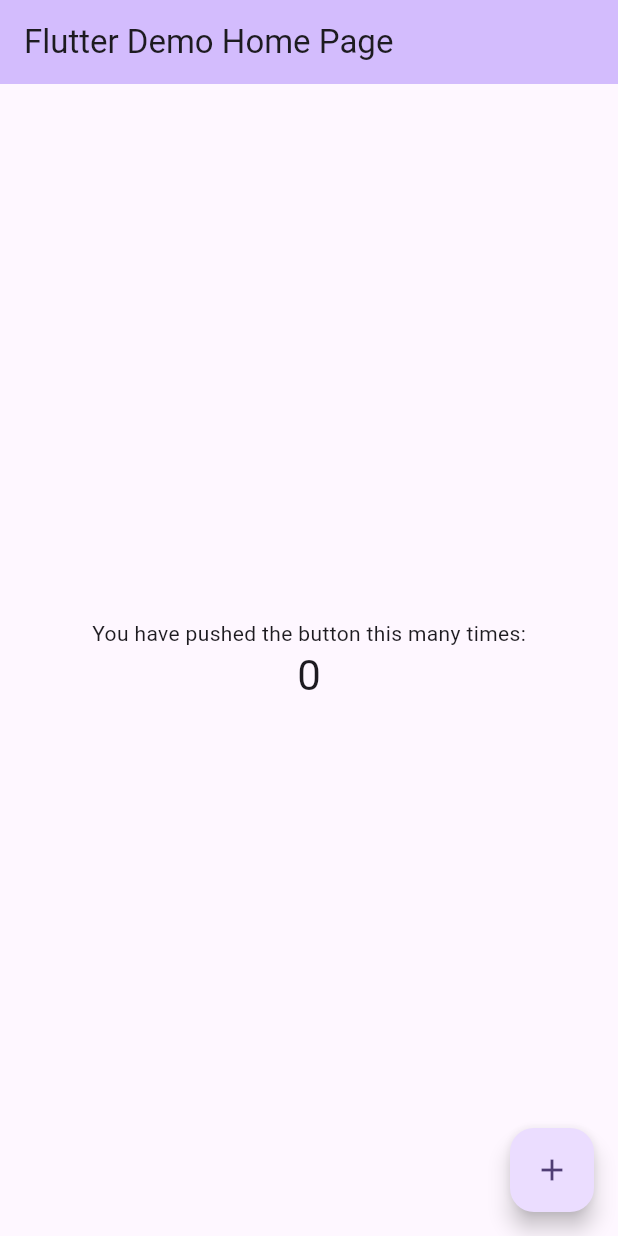
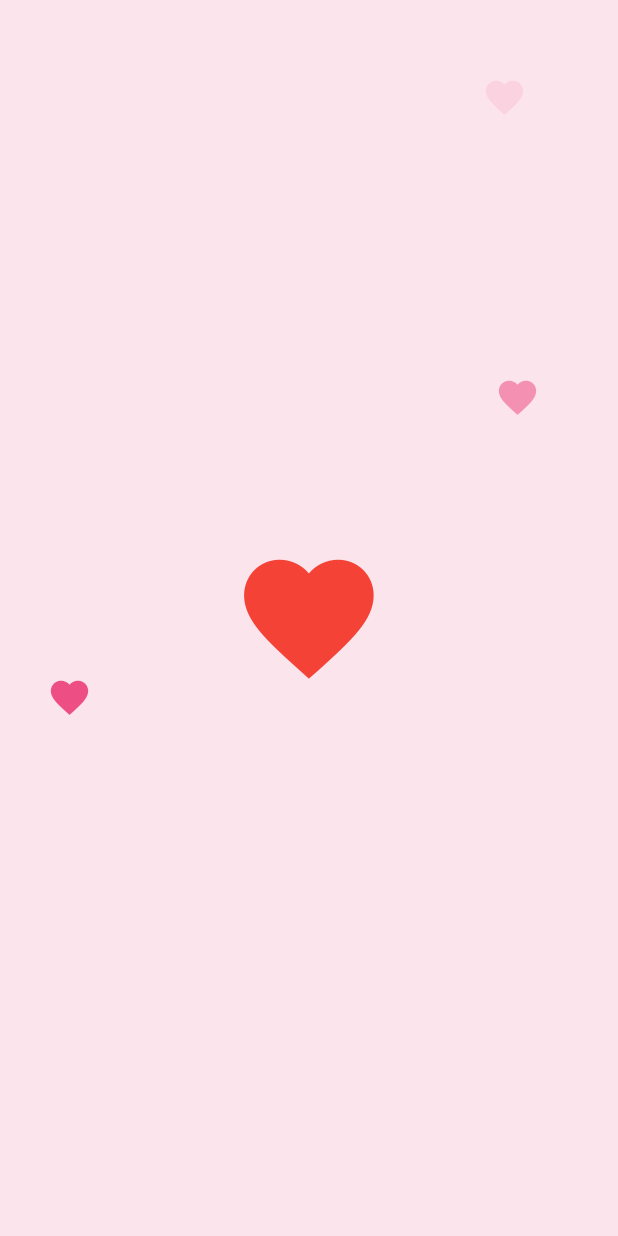
Before and after one commit to nuhs101/animated_heartbeat_app, a Flutter app: the screen it shows after launch, on a phone screen of 412 x 824 dp. Run offline on Flutter 3.47's test engine with Material 3 defaults, Android fonts, the phone set to English and light mode, and no system bars.

Commit message:
animation

```diff
--- a/lib/main.dart
+++ b/lib/main.dart
@@ -1,125 +1,146 @@
 import 'package:flutter/material.dart';
+import 'dart:async';
+import 'dart:math';
 
 void main() {
-  runApp(const MyApp());
+  runApp(HeartBeatApp());
 }
 
-class MyApp extends StatelessWidget {
-  const MyApp({super.key});
+class HeartBeatApp extends StatelessWidget {
+  const HeartBeatApp({super.key});
 
-  // This widget is the root of your application.
   @override
   Widget build(BuildContext context) {
     return MaterialApp(
-      title: 'Flutter Demo',
-      theme: ThemeData(
-        // This is the theme of your application.
-        //
-        // TRY THIS: Try running your application with "flutter run". You'll see
-        // the application has a purple toolbar. Then, without quitting the app,
-        // try changing the seedColor in the colorScheme below to Colors.green
-        // and then invoke "hot reload" (save your changes or press the "hot
-        // reload" button in a Flutter-supported IDE, or press "r" if you used
-        // the command line to start the app).
-        //
-        // Notice that the counter didn't reset back to zero; the application
-        // state is not lost during the reload. To reset the state, use hot
-        // restart instead.
-        //
-        // This works for code too, not just values: Most code changes can be
-        // tested with just a hot reload.
-        colorScheme: ColorScheme.fromSeed(seedColor: Colors.deepPurple),
-        useMaterial3: true,
-      ),
-      home: const MyHomePage(title: 'Flutter Demo Home Page'),
+      debugShowCheckedModeBanner: false,
+      home: HeartbeatScreen(),
     );
   }
 }
 
-class MyHomePage extends StatefulWidget {
-  const MyHomePage({super.key, required this.title});
-
-  // This widget is the home page of your application. It is stateful, meaning
-  // that it has a State object (defined below) that contains fields that affect
-  // how it looks.
-
-  // This class is the configuration for the state. It holds the values (in this
-  // case the title) provided by the parent (in this case the App widget) and
-  // used by the build method of the State. Fields in a Widget subclass are
-  // always marked "final".
-
-  final String title;
+class HeartbeatScreen extends StatefulWidget {
+  const HeartbeatScreen({super.key});
 
   @override
-  State<MyHomePage> createState() => _MyHomePageState();
+  State<HeartbeatScreen> createState() => _HeartbeatScreenState();
 }
 
-class _MyHomePageState extends State<MyHomePage> {
-  int _counter = 0;
+class _HeartbeatScreenState extends State<HeartbeatScreen>
+    with SingleTickerProviderStateMixin {
+  late AnimationController _controller;
+  late Animation<double> _scaleAnimation;
+  final Random _random = Random();
+  final List<Offset> _balloons = [];
 
-  void _incrementCounter() {
-    setState(() {
-      // This call to setState tells the Flutter framework that something has
-      // changed in this State, which causes it to rerun the build method below
-      // so that the display can reflect the updated values. If we changed
-      // _counter without calling setState(), then the build method would not be
-      // called again, and so nothing would appear to happen.
-      _counter++;
+  @override
+  void initState() {
+    super.initState();
+    _controller = AnimationController(
+      vsync: this,
+      duration: Duration(milliseconds: 800),
+    )..repeat(reverse: true);
+
+    _scaleAnimation = Tween<double>(begin: 1.0, end: 1.3).animate(
+      CurvedAnimation(parent: _controller, curve: Curves.easeInOut),
+    );
+
+    Timer.periodic(Duration(seconds: 1), (timer) {
+      setState(() {
+        _balloons.add(
+          Offset(_random.nextDouble() * 400, 600),
+        );
+      });
     });
   }
 
   @override
+  void dispose() {
+    _controller.dispose();
+    super.dispose();
+  }
+
+  @override
   Widget build(BuildContext context) {
-    // This method is rerun every time setState is called, for instance as done
-    // by the _incrementCounter method above.
-    //
-    // The Flutter framework has been optimized to make rerunning build methods
-    // fast, so that you can just rebuild anything that needs updating rather
-    // than having to individually change instances of widgets.
     return Scaffold(
-      appBar: AppBar(
-        // TRY THIS: Try changing the color here to a specific color (to
-        // Colors.amber, perhaps?) and trigger a hot reload to see the AppBar
-        // change color while the other colors stay the same.
-        backgroundColor: Theme.of(context).colorScheme.inversePrimary,
-        // Here we take the value from the MyHomePage object that was created by
-        // the App.build method, and use it to set our appbar title.
-        title: Text(widget.title),
+      backgroundColor: Colors.pink.shade50,
+      body: Stack(
+        children: [
+          Center(
+            child: AnimatedBuilder(
+              animation: _scaleAnimation,
+              builder: (context, child) {
+                return Transform.scale(
+                  scale: _scaleAnimation.value,
+                  child: Icon(
+                    Icons.favorite,
+                    color: Colors.red,
+                    size: 100,
+                  ),
+                );
+              },
+            ),
+          ),
+          ..._balloons.map((position) => AnimatedBalloon(position)),
+        ],
       ),
-      body: Center(
-        // Center is a layout widget. It takes a single child and positions it
-        // in the middle of the parent.
-        child: Column(
-          // Column is also a layout widget. It takes a list of children and
-          // arranges them vertically. By default, it sizes itself to fit its
-          // children horizontally, and tries to be as tall as its parent.
-          //
-          // Column has various properties to control how it sizes itself and
-          // how it positions its children. Here we use mainAxisAlignment to
-          // center the children vertically; the main axis here is the vertical
-          // axis because Columns are vertical (the cross axis would be
-          // horizontal).
-          //
-          // TRY THIS: Invoke "debug painting" (choose the "Toggle Debug Paint"
-          // action in the IDE, or press "p" in the console), to see the
-          // wireframe for each widget.
-          mainAxisAlignment: MainAxisAlignment.center,
-          children: <Widget>[
-            const Text(
-              'You have pushed the button this many times:',
-            ),
-            Text(
-              '$_counter',
-              style: Theme.of(context).textTheme.headlineMedium,
-            ),
-          ],
-        ),
-      ),
-      floatingActionButton: FloatingActionButton(
-        onPressed: _incrementCounter,
-        tooltip: 'Increment',
-        child: const Icon(Icons.add),
-      ), // This trailing comma makes auto-formatting nicer for build methods.
     );
   }
 }
+
+class AnimatedBalloon extends StatefulWidget {
+  final Offset startPosition;
+  const AnimatedBalloon(this.startPosition, {super.key});
+
+  @override
+  State<AnimatedBalloon> createState() => _AnimatedBalloonState();
+}
+
+class _AnimatedBalloonState extends State<AnimatedBalloon>
+    with SingleTickerProviderStateMixin {
+  late AnimationController _controller;
+  late Animation<double> _moveAnimation;
+  late Animation<double> _opacityAnimation;
+
+  @override
+  void initState() {
+    super.initState();
+    _controller = AnimationController(
+      vsync: this,
+      duration: Duration(seconds: 3),
+    );
+
+    _moveAnimation = Tween<double>(begin: widget.startPosition.dy, end: 0)
+        .animate(_controller);
+    _opacityAnimation =
+        Tween<double>(begin: 1.0, end: 0.0).animate(_controller);
+
+    _controller.forward().then((_) => setState(() {}));
+  }
+
+  @override
+  void dispose() {
+    _controller.dispose();
+    super.dispose();
+  }
+
+  @override
+  Widget build(BuildContext context) {
+    return AnimatedBuilder(
+      animation: _controller,
+      builder: (context, child) {
+        return Positioned(
+          left: widget.startPosition.dx,
+          top: _moveAnimation.value,
+          child: Opacity(
+            opacity: _opacityAnimation.value,
+            child: Icon(
+              Icons.favorite,
+              color: Colors.pink,
+              size: 30,
+            ),
+          ),
+        );
+      },
+    );
+  }
+}
```
Also changed, not shown: 1 other file.
